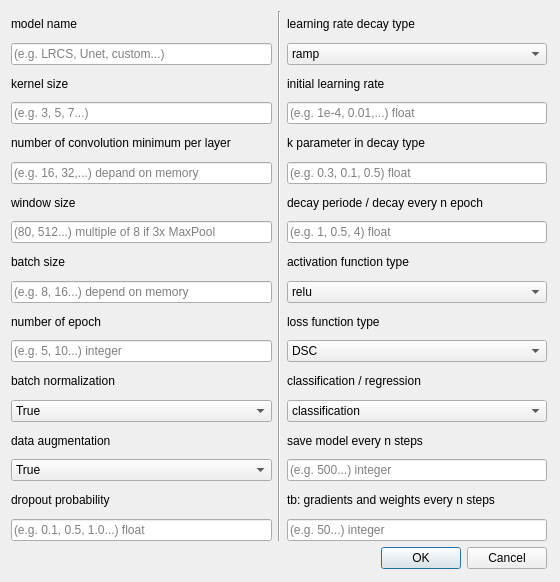
Before: the Qt Designer form _taskManager/dialog.ui in ZeliangSu/SegmentPy, drawn with Qt 5.
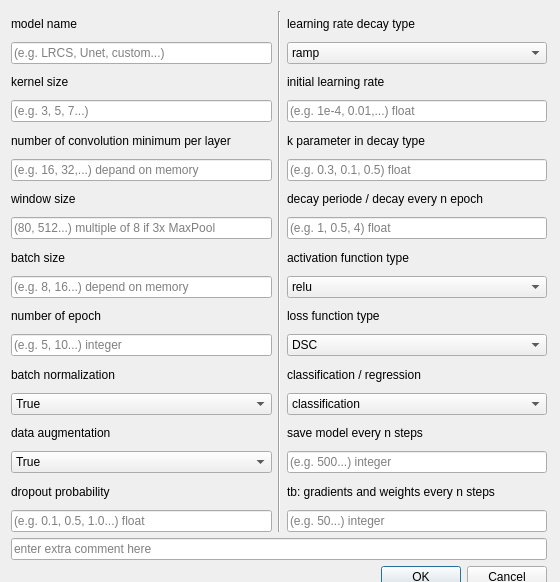
After: the same form once the commit is applied.

Commit message: 1.  make argparser in inference.py 2. update predict button 3. update queueManager 4. update proc list gestion 5. add extra comment in main_train.py

The edit to the form file:
```diff
--- a/_taskManager/dialog.ui
+++ b/_taskManager/dialog.ui
@@ -13,13 +13,13 @@
   <property name="windowTitle">
    <string>Dialog</string>
   </property>
-  <widget class="QWidget" name="">
+  <widget class="QWidget" name="layoutWidget">
    <property name="geometry">
     <rect>
      <x>11</x>
      <y>11</y>
      <width>536</width>
-     <height>558</height>
+     <height>577</height>
     </rect>
    </property>
    <layout class="QVBoxLayout" name="verticalLayout_3">
@@ -367,6 +367,13 @@
       </item>
      </layout>
     </item>
+    <item>
+     <widget class="QLineEdit" name="comment">
+      <property name="placeholderText">
+       <string>enter extra comment here</string>
+      </property>
+     </widget>
+    </item>
     <item>
      <widget class="QDialogButtonBox" name="buttonBox">
       <property name="orientation">
```
The commit also changes 20 other files.
